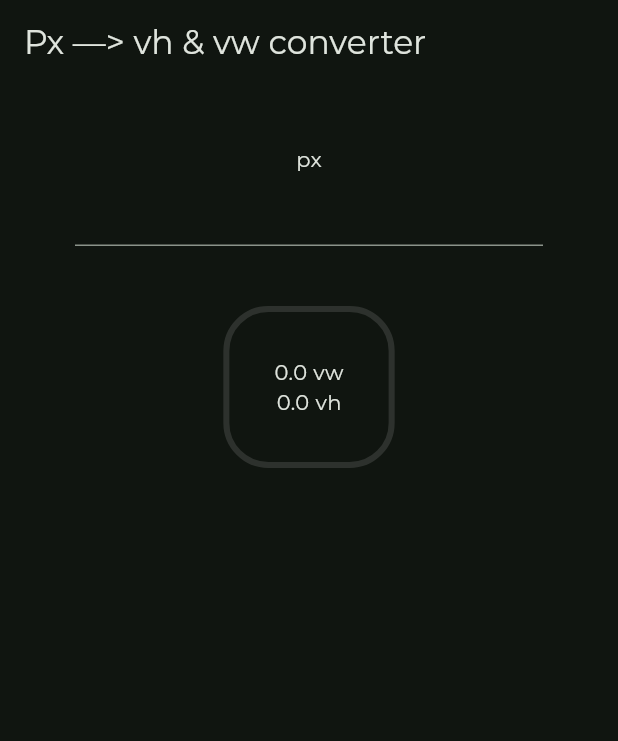
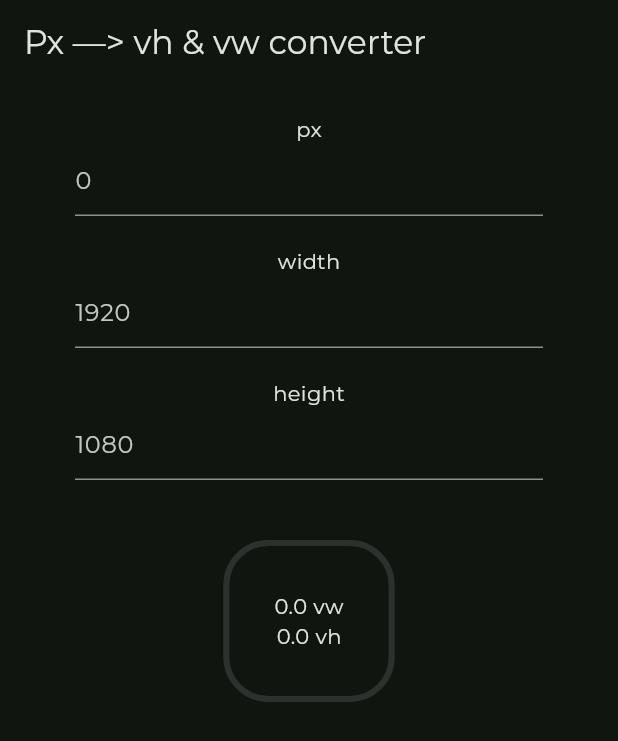
Before and after one commit to loooltooot/css-px-converter, a Flutter app: the screen it shows after launch, on a phone screen of 412 x 824 dp. Shown: the top 741 px of the screen. Run offline on Flutter 3.47's test engine with Material 2 defaults, Android fonts, the phone set to English and light mode, and no system bars; our stand-ins replace google_fonts.

Commit message:
0x070622
custom width & height

```diff
--- a/lib/screens/home.dart
+++ b/lib/screens/home.dart
@@ -9,6 +9,8 @@ class HomeScreen extends StatefulWidget {
 
 class _HomeScreenState extends State<HomeScreen> {
   String _pxS = '0';
+  String _pxW = '1920';
+  String _pxH = '1080';
 
   @override
   Widget build(BuildContext context) {
@@ -20,7 +22,7 @@ class _HomeScreenState extends State<HomeScreen> {
       body: SafeArea(
         child: Column(
           children: [
-            const Padding(padding: EdgeInsets.fromLTRB(0, 40, 0, 0)),
+            const Padding(padding: EdgeInsets.fromLTRB(0, 20, 0, 0)),
             const Text('px'),
             Container(
               margin: const EdgeInsets.fromLTRB(50, 0, 50, 0),
@@ -33,6 +35,45 @@ class _HomeScreenState extends State<HomeScreen> {
                   }
                   setState(() {});
                 },
+                decoration: const InputDecoration(
+                  hintText: '0'
+                ),
+              ),
+            ),
+            const Padding(padding: EdgeInsets.fromLTRB(0, 20, 0, 0)),
+            const Text('width'),
+            Container(
+              margin: const EdgeInsets.fromLTRB(50, 0, 50, 0),
+              child: TextField(
+                onChanged: (value) {
+                  if(value.isEmpty) {
+                    _pxW = '1920';
+                  } else {
+                    _pxW = value;
+                  }
+                  setState(() {});
+                },
+                decoration: const InputDecoration(
+                    hintText: '1920'
+                ),
+              ),
+            ),
+            const Padding(padding: EdgeInsets.fromLTRB(0, 20, 0, 0)),
+            const Text('height'),
+            Container(
+              margin: const EdgeInsets.fromLTRB(50, 0, 50, 0),
+              child: TextField(
+                onChanged: (value) {
+                  if(value.isEmpty) {
+                    _pxH = '1080';
+                  } else {
+                    _pxH = value;
+                  }
+                  setState(() {});
+                },
+                decoration: const InputDecoration(
+                    hintText: '1080'
+                ),
               ),
             ),
             const Padding(padding: EdgeInsets.fromLTRB(0, 40, 0, 0)),
@@ -49,8 +90,8 @@ class _HomeScreenState extends State<HomeScreen> {
               ),
               child: Column(
                 children: [
-                  Text('${(((int.tryParse(_pxS) ?? 0) / 1920) * 10000).ceil() / 100} vw'),
-                  Text('${(((int.tryParse(_pxS) ?? 0) / 1080) * 10000).ceil() / 100} vh')
+                  Text('${(((int.tryParse(_pxS) ?? 0) / (int.tryParse(_pxW) ?? 1920)) * 10000).ceil() / 100} vw'),
+                  Text('${(((int.tryParse(_pxS) ?? 0) / (int.tryParse(_pxH) ?? 1080)) * 10000).ceil() / 100} vh')
                 ],
               ),
             )
```
